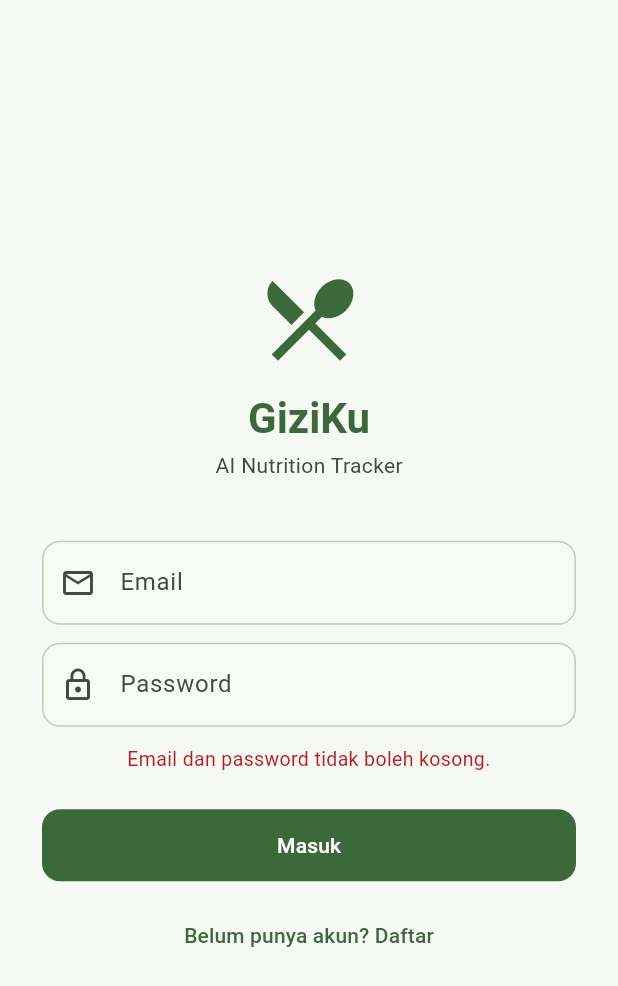
After one commit to Udong0/Giziku, a Flutter app: the screen it shows after launch, after a tap on "Masuk", on a phone screen of 412 x 824 dp. The commit adds this screen. Shown: the top 986 px of the screen. Run offline on Flutter 3.47's test engine with Material 3 defaults, Android fonts, the phone set to English and light mode, and no system bars; our stand-ins replace cloud_firestore, firebase_auth, firebase_core, google_generative_ai, image_picker, shared_preferences; accounts and stored records are empty.

Commit message:
tracker: Firestore + Firebase Auth + target kalori kustom

```diff
--- a/lib/app.dart
+++ b/lib/app.dart
@@ -1,7 +1,9 @@
+import 'package:firebase_auth/firebase_auth.dart';
 import 'package:flutter/material.dart';
 
 import 'core/theme/app_theme.dart';
 import 'core/widgets/main_shell.dart';
+import 'features/auth/screens/login_screen.dart';
 
 class GiziKuApp extends StatelessWidget {
   const GiziKuApp({super.key});
@@ -12,7 +14,18 @@ class GiziKuApp extends StatelessWidget {
       title: 'GiziKu',
       debugShowCheckedModeBanner: false,
       theme: AppTheme.light(),
-      home: const MainShell(),
+      home: StreamBuilder<User?>(
+        stream: FirebaseAuth.instance.authStateChanges(),
+        builder: (context, snapshot) {
+          if (snapshot.connectionState == ConnectionState.waiting) {
+            return const Scaffold(
+              body: Center(child: CircularProgressIndicator()),
+            );
+          }
+          if (snapshot.hasData) return const MainShell();
+          return const LoginScreen();
+        },
+      ),
     );
   }
 }
--- /dev/null
+++ b/lib/features/auth/providers/auth_provider.dart
@@ -0,0 +1,30 @@
+import 'package:firebase_auth/firebase_auth.dart';
+import 'package:flutter/foundation.dart';
+
+class AuthProvider extends ChangeNotifier {
+  AuthProvider() {
+    FirebaseAuth.instance.authStateChanges().listen((user) {
+      _user = user;
+      notifyListeners();
+    });
+  }
+
+  User? _user;
+  User? get user => _user;
+  bool get isLoggedIn => _user != null;
+  String? get email => _user?.email;
+
+  Future<void> signIn(String email, String password) =>
+      FirebaseAuth.instance.signInWithEmailAndPassword(
+        email: email.trim(),
+        password: password,
+      );
+
+  Future<void> register(String email, String password) =>
+      FirebaseAuth.instance.createUserWithEmailAndPassword(
+        email: email.trim(),
+        password: password,
+      );
+
+  Future<void> signOut() => FirebaseAuth.instance.signOut();
+}
--- /dev/null
+++ b/lib/features/auth/screens/login_screen.dart
@@ -0,0 +1,158 @@
+import 'package:firebase_auth/firebase_auth.dart';
+import 'package:flutter/material.dart';
+import 'package:provider/provider.dart';
+
+import '../providers/auth_provider.dart' as app_auth;
+
+class LoginScreen extends StatefulWidget {
+  const LoginScreen({super.key});
+
+  @override
+  State<LoginScreen> createState() => _LoginScreenState();
+}
+
+class _LoginScreenState extends State<LoginScreen> {
+  final _emailController = TextEditingController();
+  final _passwordController = TextEditingController();
+  bool _isRegisterMode = false;
+  bool _loading = false;
+  String? _error;
+
+  @override
+  void dispose() {
+    _emailController.dispose();
+    _passwordController.dispose();
+    super.dispose();
+  }
+
+  Future<void> _submit() async {
+    final email = _emailController.text.trim();
+    final password = _passwordController.text;
+
+    if (email.isEmpty || password.isEmpty) {
+      setState(() => _error = 'Email dan password tidak boleh kosong.');
+      return;
+    }
+    if (password.length < 6) {
+      setState(() => _error = 'Password minimal 6 karakter.');
+      return;
+    }
+
+    setState(() {
+      _loading = true;
+      _error = null;
+    });
+
+    try {
+      final auth = context.read<app_auth.AuthProvider>();
+      if (_isRegisterMode) {
+        await auth.register(email, password);
+      } else {
+        await auth.signIn(email, password);
+      }
+    } on FirebaseAuthException catch (e) {
+      setState(() => _error = _friendlyError(e.code));
+    } finally {
+      if (mounted) setState(() => _loading = false);
+    }
+  }
+
+  String _friendlyError(String code) => switch (code) {
+        'user-not-found' => 'Akun tidak ditemukan.',
+        'wrong-password' => 'Password salah.',
+        'email-already-in-use' => 'Email sudah terdaftar.',
+        'invalid-email' => 'Format email tidak valid.',
+        'weak-password' => 'Password terlalu lemah (minimal 6 karakter).',
+        'invalid-credential' => 'Email atau password salah.',
+        _ => 'Terjadi kesalahan. Coba lagi.',
+      };
+
+  @override
+  Widget build(BuildContext context) {
+    final scheme = Theme.of(context).colorScheme;
+
+    return Scaffold(
+      body: SafeArea(
+        child: Center(
+          child: SingleChildScrollView(
+            padding: const EdgeInsets.symmetric(horizontal: 28),
+            child: Column(
+              mainAxisSize: MainAxisSize.min,
+              children: [
+                Icon(Icons.restaurant_menu, size: 72, color: scheme.primary),
+                const SizedBox(height: 12),
+                Text(
+                  'GiziKu',
+                  style: Theme.of(context).textTheme.headlineMedium?.copyWith(
+                        fontWeight: FontWeight.bold,
+                        color: scheme.primary,
+                      ),
+                ),
+                const SizedBox(height: 4),
+                Text(
+                  'AI Nutrition Tracker',
+                  style: TextStyle(color: scheme.onSurfaceVariant),
+                ),
+                const SizedBox(height: 40),
+                TextField(
+                  controller: _emailController,
+                  keyboardType: TextInputType.emailAddress,
+                  textInputAction: TextInputAction.next,
+                  decoration: const InputDecoration(
+                    labelText: 'Email',
+                    prefixIcon: Icon(Icons.email_outlined),
+                  ),
+                ),
+                const SizedBox(height: 12),
+                TextField(
+                  controller: _passwordController,
+                  obscureText: true,
+                  textInputAction: TextInputAction.done,
+                  onSubmitted: (_) => _submit(),
+                  decoration: const InputDecoration(
+                    labelText: 'Password',
+                    prefixIcon: Icon(Icons.lock_outline),
+                  ),
+                ),
+                if (_error != null) ...[
+                  const SizedBox(height: 12),
+                  Text(
+                    _error!,
+                    style: TextStyle(color: scheme.error, fontSize: 13),
+                    textAlign: TextAlign.center,
+                  ),
+                ],
+                const SizedBox(height: 24),
+                SizedBox(
+                  width: double.infinity,
+                  child: FilledButton(
+                    onPressed: _loading ? null : _submit,
+                    child: _loading
+                        ? const SizedBox(
+                            width: 20,
+                            height: 20,
+                            child: CircularProgressIndicator(strokeWidth: 2),
+                          )
+                        : Text(_isRegisterMode ? 'Daftar' : 'Masuk'),
+                  ),
+                ),
+                const SizedBox(height: 12),
+                TextButton(
+                  onPressed: () => setState(() {
+                    _isRegisterMode = !_isRegisterMode;
+                    _error = null;
+                  }),
+                  child: Text(
+                    _isRegisterMode
+                        ? 'Sudah punya akun? Masuk'
+                        : 'Belum punya akun? Daftar',
+                  ),
+                ),
+              ],
+            ),
+          ),
+        ),
+      ),
+    );
+  }
+}
--- a/lib/features/tracker/providers/diary_provider.dart
+++ b/lib/features/tracker/providers/diary_provider.dart
@@ -20,8 +20,6 @@ class DiaryProvider extends ChangeNotifier {
   bool get loading => _loading;
   String? get error => _error;
   String get selectedDateKey => DiaryEntry.dateKeyOf(_selectedDate);
-
-  static const double calorieGoal = 2000;
 
   double get totalCalories => _entries.fold(0, (s, e) => s + e.totalCalories);
   double get totalProtein => _entries.fold(0, (s, e) => s + e.totalProtein);
--- a/lib/main.dart
+++ b/lib/main.dart
@@ -1,40 +1,66 @@
+import 'package:cloud_firestore/cloud_firestore.dart';
+import 'package:firebase_auth/firebase_auth.dart';
+import 'package:firebase_core/firebase_core.dart';
 import 'package:flutter/material.dart';
 import 'package:provider/provider.dart';
 import 'package:shared_preferences/shared_preferences.dart';
 
 import 'app.dart';
+import 'features/auth/providers/auth_provider.dart' as app_auth;
+import 'features/profile/providers/user_prefs_provider.dart';
 import 'features/scanner/data/food_repository.dart';
 import 'features/scanner/data/local_food_repository.dart';
 import 'features/scanner/providers/food_library_provider.dart';
 import 'features/scanner/services/gemini_service.dart';
 import 'features/tracker/data/diary_repository.dart';
-import 'features/tracker/data/local_diary_repository.dart';
+import 'features/tracker/data/firestore_diary_repository.dart';
 import 'features/tracker/providers/diary_provider.dart';
 
 Future<void> main() async {
   WidgetsFlutterBinding.ensureInitialized();
 
+  // Firebase
+  await Firebase.initializeApp();
+
+  // Shared preferences
   final prefs = await SharedPreferences.getInstance();
 
+  // Repositories
   final FoodRepository foodRepo = LocalFoodRepository(prefs);
   await foodRepo.init();
 
-  final DiaryRepository diaryRepo = LocalDiaryRepository(prefs);
+  final DiaryRepository diaryRepo =
+      FirestoreDiaryRepository(FirebaseFirestore.instance);
   await diaryRepo.init();
 
+  // Reload diary data tiap kali user login (user baru → data baru).
+  final diaryProvider = DiaryProvider(diaryRepo);
+  FirebaseAuth.instance.authStateChanges().listen((user) {
+    if (user != null) diaryProvider.reload();
+  });
+
+  // Services
   final gemini = GeminiService.fromEnvironment();
 
+  // Run
   runApp(
     MultiProvider(
       providers: [
+        // Scanner
         Provider<FoodRepository>.value(value: foodRepo),
         Provider<GeminiService>.value(value: gemini),
         ChangeNotifierProvider(
           create: (_) => FoodLibraryProvider(foodRepo)..load(),
         ),
+
+        // Auth
+        ChangeNotifierProvider(create: (_) => app_auth.AuthProvider()),
+
+        // Tracker
         Provider<DiaryRepository>.value(value: diaryRepo),
+        ChangeNotifierProvider.value(value: diaryProvider),
         ChangeNotifierProvider(
-          create: (_) => DiaryProvider(diaryRepo),
+          create: (_) => UserPrefsProvider(prefs),
         ),
       ],
       child: const GiziKuApp(),
```
Also changed, not shown: lib/features/profile/providers/user_prefs_provider.dart (added, +20 -0 lines), lib/features/profile/screens/profile_screen.dart (+96 -5 lines), lib/features/tracker/data/firestore_diary_repository.dart (added, +96 -0 lines), lib/features/tracker/screens/tracker_screen.dart (+7 -6 lines), pubspec.yaml (+14 -1 lines), pubspec.lock, 6 other files.
